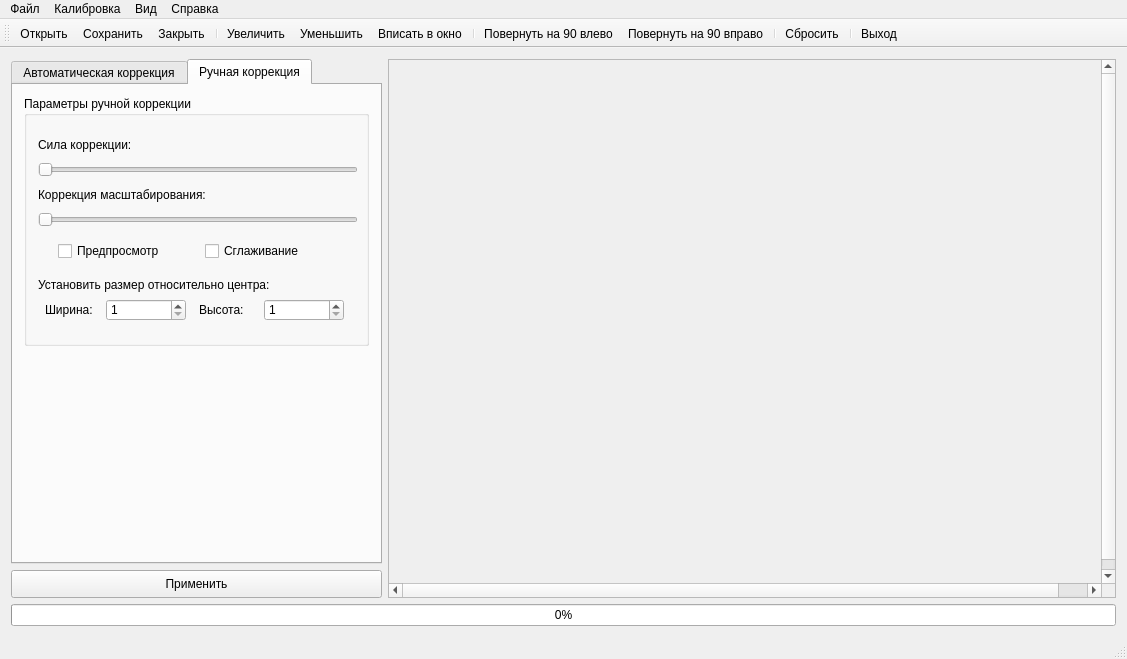
The window that ui.ui (StrozhDima/df) describes before a commit, drawn with Qt 5.
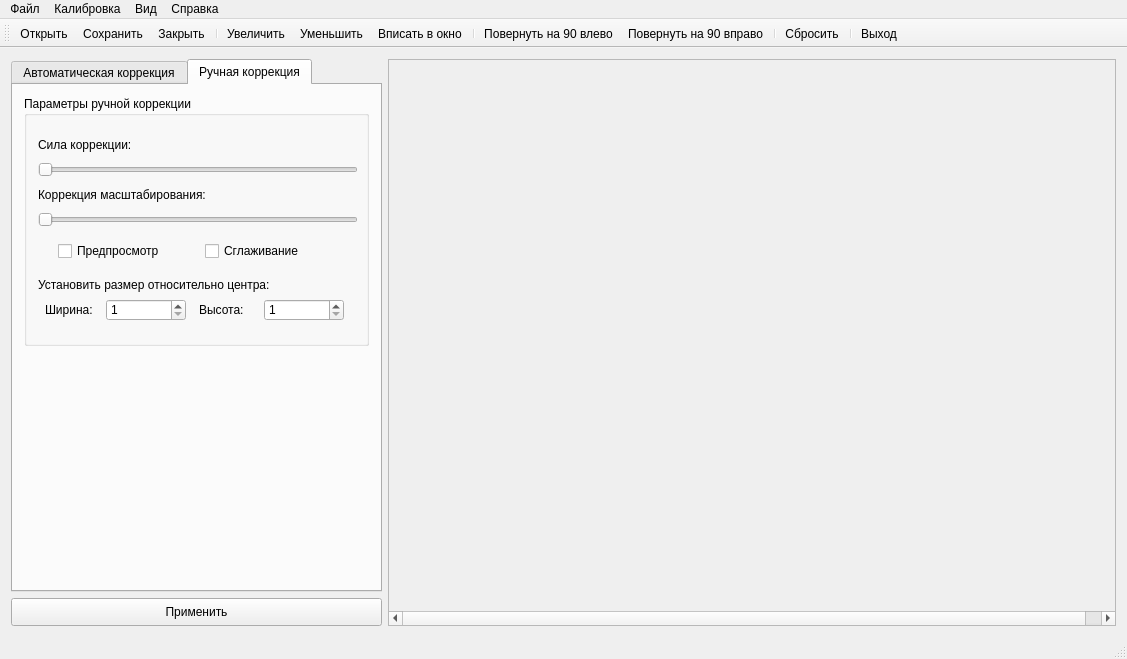
The same window after the commit. Icons and pictures are not drawn.

```diff
--- a/ui.ui
+++ b/ui.ui
@@ -1224,33 +1224,6 @@
         </item>
        </layout>
       </item>
-      <item>
-       <widget class="QProgressBar" name="progressBar">
-        <property name="sizePolicy">
-         <sizepolicy hsizetype="Preferred" vsizetype="Fixed">
-          <horstretch>0</horstretch>
-          <verstretch>0</verstretch>
-         </sizepolicy>
-        </property>
-        <property name="minimumSize">
-         <size>
-          <width>981</width>
-          <height>21</height>
-         </size>
-        </property>
-        <property name="font">
-         <font>
-          <stylestrategy>PreferDefault</stylestrategy>
-         </font>
-        </property>
-        <property name="autoFillBackground">
-         <bool>false</bool>
-        </property>
-        <property name="value">
-         <number>0</number>
-        </property>
-       </widget>
-      </item>
      </layout>
     </item>
    </layout>
```
Left out of the diff: 10 changed lines with no effect on the pictures.
